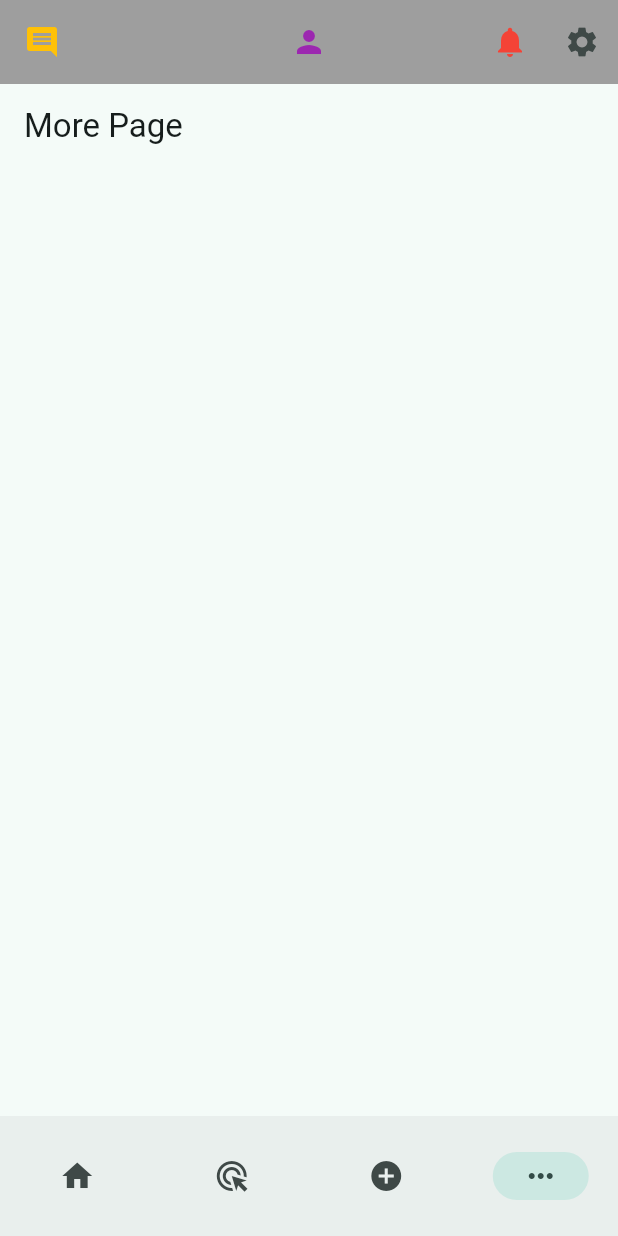
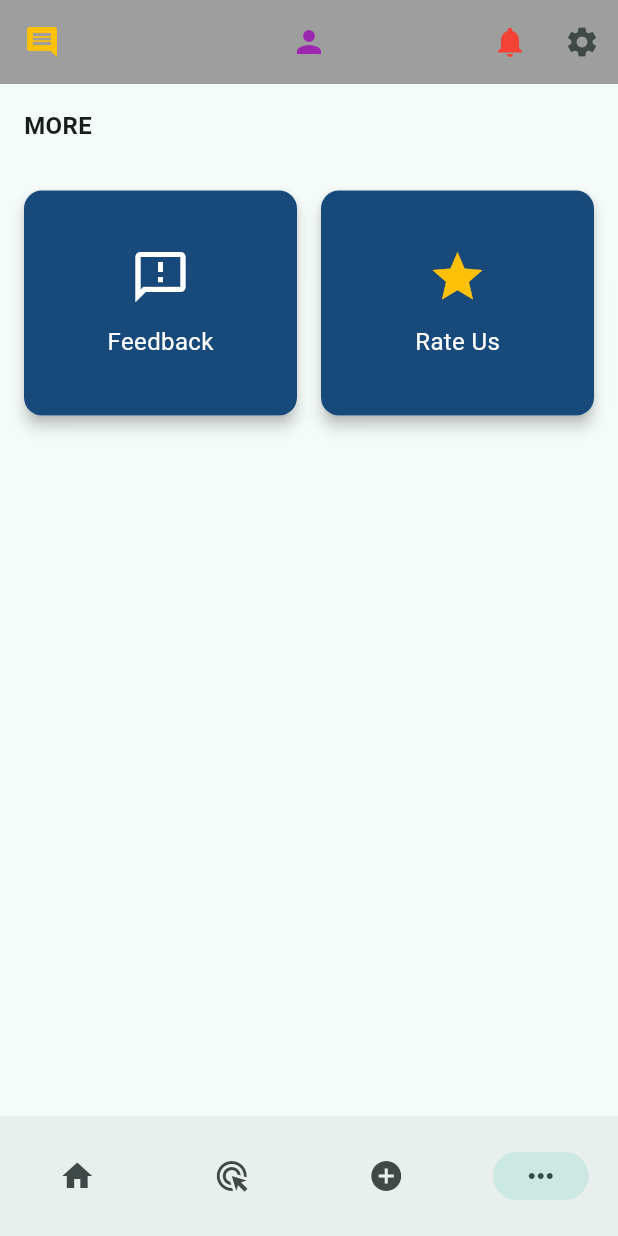
Before and after one commit to LuthfiDelvian/jaga_app, a Flutter app: the screen it shows after launch, item 4 of the bottom bar chosen, on a phone screen of 412 x 824 dp. Run offline on Flutter 3.47's test engine with Material 3 defaults, Android fonts, the phone set to English and light mode, and no system bars.

Commit message:
Update more page

```diff
--- a/lib/views/pages/more_page.dart
+++ b/lib/views/pages/more_page.dart
@@ -5,8 +5,90 @@ class MorePage extends StatelessWidget {
 
   @override
   Widget build(BuildContext context) {
-    return AppBar(
-      title: Text('More Page'),
+    double screenWidth = MediaQuery.of(context).size.width;
+    double cardWidth = (screenWidth - 48) / 2; // 16 + 16 padding + 16 spacing
+
+    return SafeArea(
+      child: Padding(
+        padding: const EdgeInsets.symmetric(horizontal: 16.0),
+        child: Column(
+          crossAxisAlignment: CrossAxisAlignment.start,
+          children: [
+            const SizedBox(height: 16),
+            const Text(
+              'MORE',
+              style: TextStyle(fontSize: 16, fontWeight: FontWeight.bold),
+            ),
+            const SizedBox(height: 32),
+            Row(
+              mainAxisAlignment: MainAxisAlignment.spaceBetween,
+              children: [
+                MenuCard(
+                  icon: Icons.feedback_outlined,
+                  label: 'Feedback',
+                  iconColor: Colors.white,
+                  width: cardWidth,
+                ),
+                MenuCard(
+                  icon: Icons.star,
+                  label: 'Rate Us',
+                  iconColor: Colors.amber,
+                  width: cardWidth,
+                ),
+              ],
+            ),
+          ],
+        ),
+      ),
     );
   }
 }
+
+class MenuCard extends StatelessWidget {
+  final IconData icon;
+  final String label;
+  final Color iconColor;
+  final double width;
+
+  const MenuCard({
+    super.key,
+    required this.icon,
+    required this.label,
+    required this.width,
+    this.iconColor = Colors.white,
+  });
+
+  @override
+  Widget build(BuildContext context) {
+    return Material(
+      elevation: 4,
+      borderRadius: BorderRadius.circular(12),
+      child: InkWell(
+        onTap: () {},
+        borderRadius: BorderRadius.circular(12),
+        child: Container(
+          width: width,
+          height: 150,
+          decoration: BoxDecoration(
+            color: const Color(0xFF17497A),
+            borderRadius: BorderRadius.circular(12),
+          ),
+          child: Column(
+            mainAxisAlignment: MainAxisAlignment.center,
+            children: [
+              Icon(icon, size: 40, color: iconColor),
+              const SizedBox(height: 12),
+              Text(
+                label,
+                style: const TextStyle(
+                  color: Colors.white,
+                  fontSize: 16,
+                ),
+              ),
+            ],
+          ),
+        ),
+      ),
+    );
+  }
+}
```
